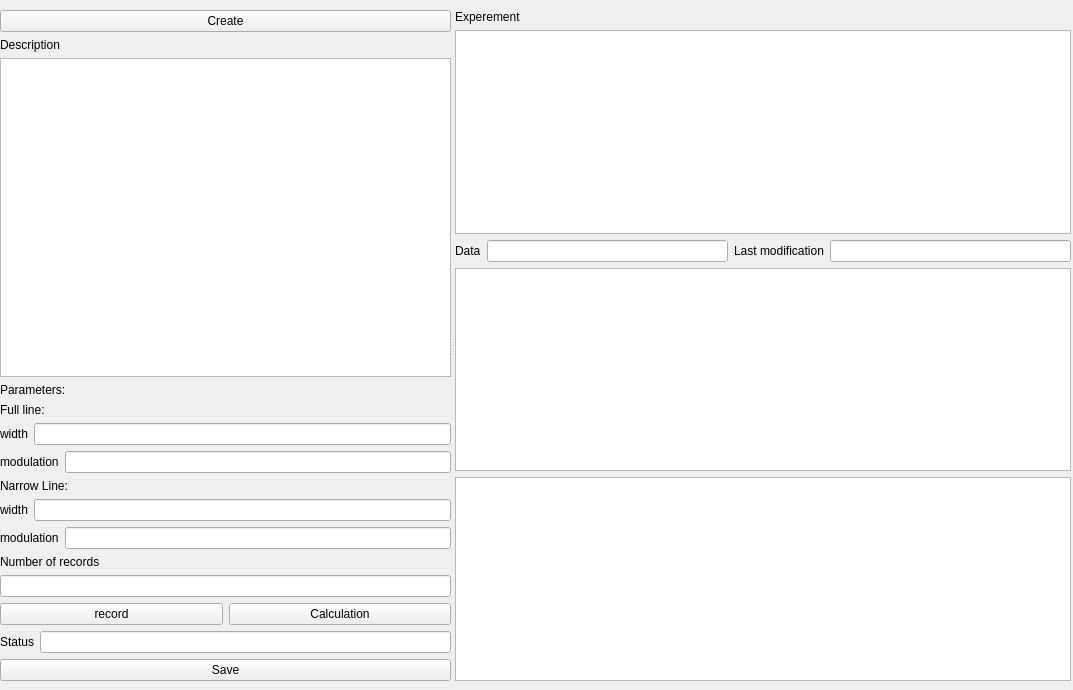
Old version of the form fuw_frontend/views/views.ui in the repository KZemskyy/fuw_frontend.
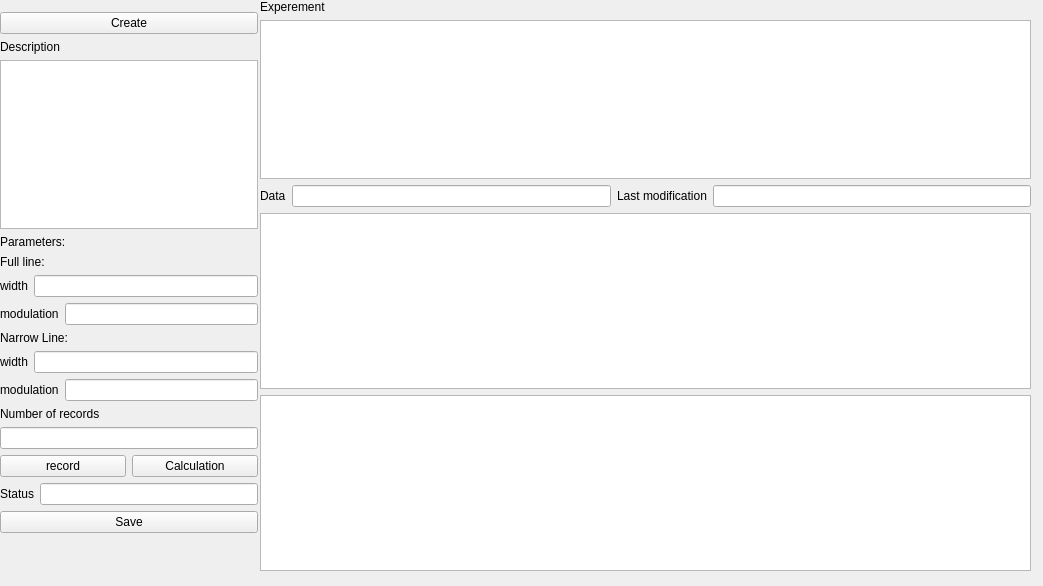
New version of the form.

Diff of the .ui file:
```diff
--- a/fuw_frontend/views/views.ui
+++ b/fuw_frontend/views/views.ui
@@ -6,27 +6,23 @@
    <rect>
     <x>0</x>
     <y>0</y>
-    <width>1073</width>
-    <height>690</height>
+    <width>1043</width>
+    <height>586</height>
    </rect>
   </property>
   <property name="windowTitle">
    <string>FUW</string>
   </property>
   <widget class="QWidget" name="centralwidget">
-   <widget class="QSplitter" name="splitter">
+   <widget class="QWidget" name="">
     <property name="geometry">
      <rect>
       <x>0</x>
-      <y>10</y>
-      <width>1071</width>
-      <height>671</height>
+      <y>12</y>
+      <width>258</width>
+      <height>521</height>
      </rect>
     </property>
-    <property name="orientation">
-     <enum>Qt::Horizontal</enum>
-    </property>
-    <widget class="QWidget" name="">
      <layout class="QVBoxLayout" name="verticalLayout_2">
       <item>
        <widget class="QPushButton" name="CreateButton">
@@ -43,8 +39,14 @@
        </widget>
       </item>
       <item>
-       <widget class="QTextEdit" name="descriptionEdit"/>
-      </item>
+      <widget class="QTextEdit" name="descriptionEdit">
+       <property name="cursor" stdset="0">
+        <cursorShape>ArrowCursor</cursorShape>
+       </property>
+      </widget>
+     </item>
+     <item>
+      <layout class="QVBoxLayout" name="verticalLayout">
       <item>
        <widget class="QLabel" name="parametersLabel">
         <property name="text">
@@ -172,9 +174,19 @@
        </widget>
       </item>
      </layout>
+     </item>
+    </layout>
     </widget>
     <widget class="QWidget" name="">
-     <layout class="QVBoxLayout" name="verticalLayout">
+    <property name="geometry">
+     <rect>
+      <x>260</x>
+      <y>0</y>
+      <width>771</width>
+      <height>571</height>
+     </rect>
+    </property>
+    <layout class="QVBoxLayout" name="verticalLayout_4">
       <item>
        <widget class="QLabel" name="experementlabel">
         <property name="text">
@@ -210,13 +222,16 @@
        </layout>
       </item>
       <item>
+      <layout class="QVBoxLayout" name="verticalLayout_3">
+       <item>
        <widget class="QTableView" name="recordTable"/>
       </item>
       <item>
        <widget class="QGraphicsView" name="graphicsView"/>
       </item>
      </layout>
-    </widget>
+     </item>
+    </layout>
    </widget>
   </widget>
  </widget>
```
Lines whose indentation alone changed are shown as unchanged.
